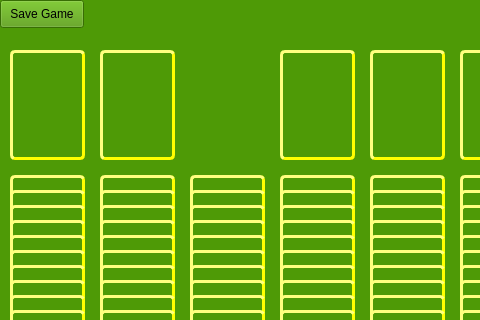
The window that gui/solitaire.ui (davidbolvansky/ICP-Solitaire) describes before a commit, drawn with Qt 5; both pictures show x 0 to 480 and y 0 to 320 of the 672 by 586 pixel window.
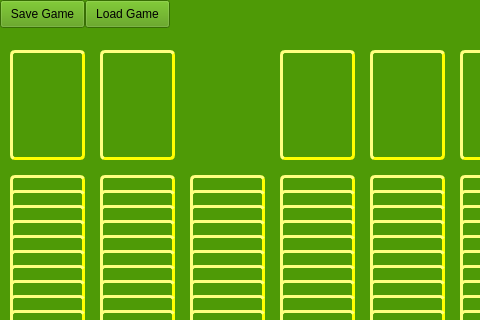
The same window after the commit.

Commit message: save, load, allowed move from target to working

```diff
--- a/gui/solitaire.ui
+++ b/gui/solitaire.ui
@@ -2836,7 +2836,7 @@
       <rect>
        <x>0</x>
        <y>0</y>
-       <width>84</width>
+       <width>85</width>
        <height>28</height>
       </rect>
      </property>
@@ -2844,6 +2844,19 @@
       <string>Save Game</string>
      </property>
     </widget>
+    <widget class="QPushButton" name="load">
+     <property name="geometry">
+      <rect>
+       <x>85</x>
+       <y>0</y>
+       <width>85</width>
+       <height>28</height>
+      </rect>
+     </property>
+     <property name="text">
+      <string>Load Game</string>
+     </property>
+    </widget>
    </widget>
    <zorder>working</zorder>
    <zorder>stock_deck</zorder>
```
The commit also changes 3 other files.
